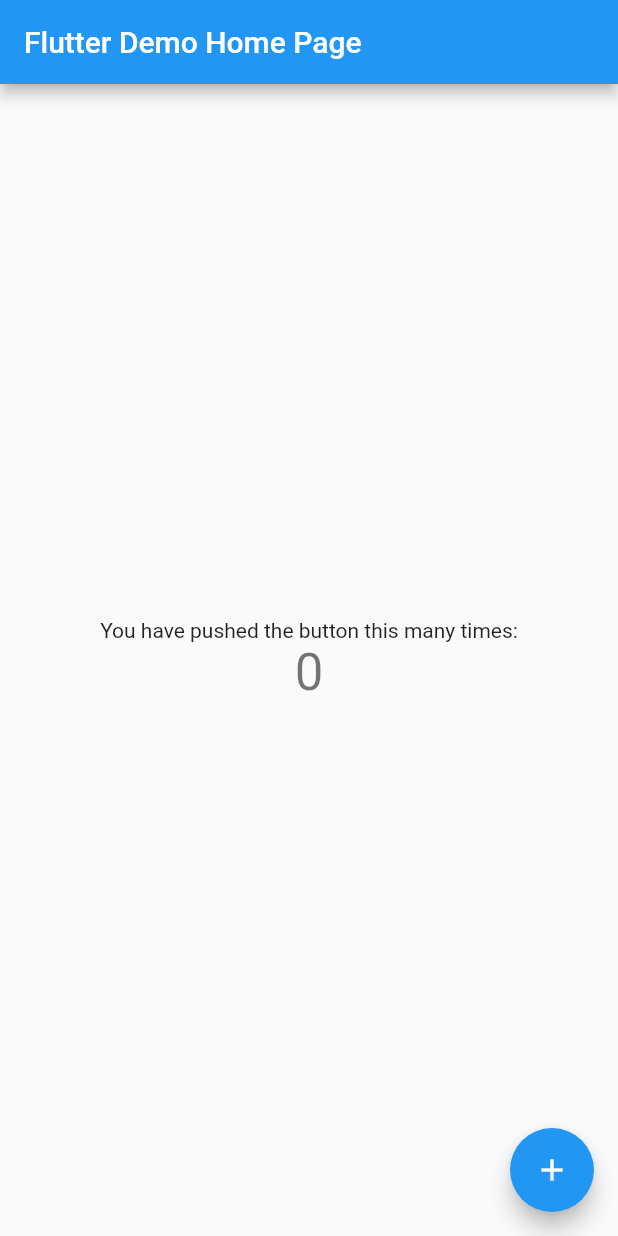
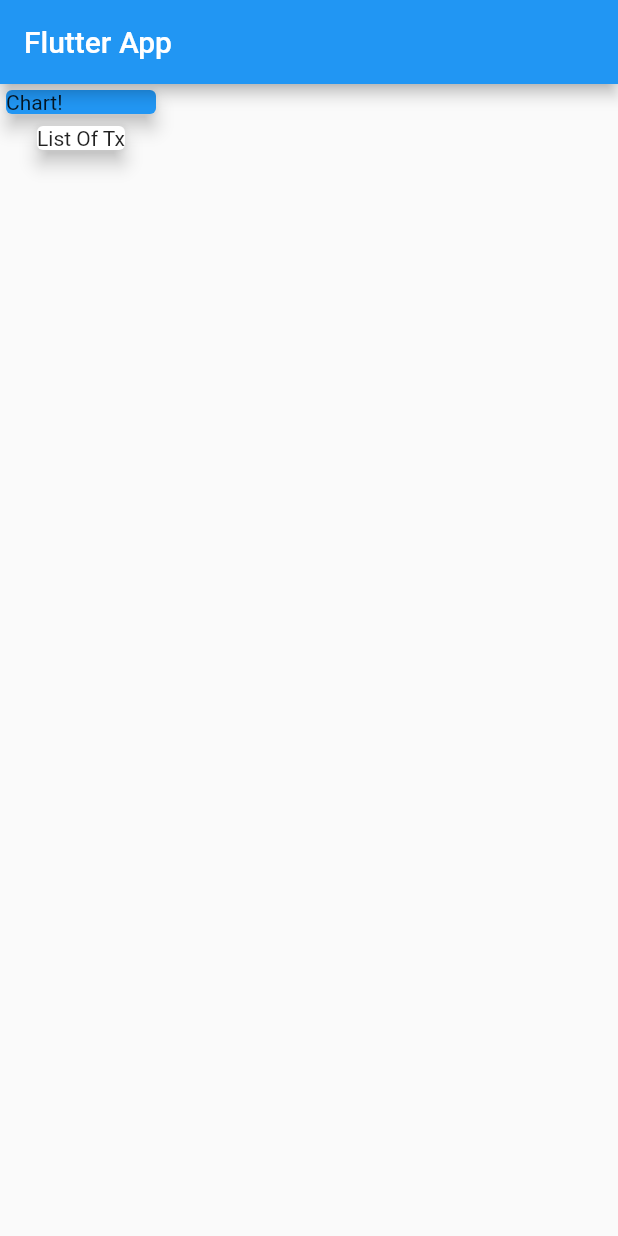
Before and after one commit to somnwal/Flutter_Example, a Flutter app: the screen it shows after launch, on a phone screen of 412 x 824 dp. Run offline on Flutter 3.47's test engine with Material 2 defaults, Android fonts, the phone set to English and light mode, and no system bars.

Commit message:
20230215
20230215

```diff
--- a/cash_plan_app/lib/main.dart
+++ b/cash_plan_app/lib/main.dart
@@ -7,109 +7,40 @@
 class MyApp extends StatelessWidget {
   const MyApp({super.key});
 
-  // This widget is the root of your application.
   @override
   Widget build(BuildContext context) {
-    return MaterialApp(
-      title: 'Flutter Demo',
-      theme: ThemeData(
-        // This is the theme of your application.
-        //
-        // Try running your application with "flutter run". You'll see the
-        // application has a blue toolbar. Then, without quitting the app, try
-        // changing the primarySwatch below to Colors.green and then invoke
-        // "hot reload" (press "r" in the console where you ran "flutter run",
-        // or simply save your changes to "hot reload" in a Flutter IDE).
-        // Notice that the counter didn't reset back to zero; the application
-        // is not restarted.
-        primarySwatch: Colors.blue,
-      ),
-      home: const MyHomePage(title: 'Flutter Demo Home Page'),
+    return const MaterialApp(
+      title: 'Flutter App',
+      home: MyHomePage(),
     );
   }
 }
 
-class MyHomePage extends StatefulWidget {
-  const MyHomePage({super.key, required this.title});
-
-  // This widget is the home page of your application. It is stateful, meaning
-  // that it has a State object (defined below) that contains fields that affect
-  // how it looks.
-
-  // This class is the configuration for the state. It holds the values (in this
-  // case the title) provided by the parent (in this case the App widget) and
-  // used by the build method of the State. Fields in a Widget subclass are
-  // always marked "final".
-
-  final String title;
-
-  @override
-  State<MyHomePage> createState() => _MyHomePageState();
-}
-
-class _MyHomePageState extends State<MyHomePage> {
-  int _counter = 0;
-
-  void _incrementCounter() {
-    setState(() {
-      // This call to setState tells the Flutter framework that something has
-      // changed in this State, which causes it to rerun the build method below
-      // so that the display can reflect the updated values. If we changed
-      // _counter without calling setState(), then the build method would not be
-      // called again, and so nothing would appear to happen.
-      _counter++;
-    });
-  }
+class MyHomePage extends StatelessWidget {
+  const MyHomePage({super.key});
 
   @override
   Widget build(BuildContext context) {
-    // This method is rerun every time setState is called, for instance as done
-    // by the _incrementCounter method above.
-    //
-    // The Flutter framework has been optimized to make rerunning build methods
-    // fast, so that you can just rebuild anything that needs updating rather
-    // than having to individually change instances of widgets.
     return Scaffold(
       appBar: AppBar(
-        // Here we take the value from the MyHomePage object that was created by
-        // the App.build method, and use it to set our appbar title.
-        title: Text(widget.title),
+        title: const Text('Flutter App'),
       ),
-      body: Center(
-        // Center is a layout widget. It takes a single child and positions it
-        // in the middle of the parent.
-        child: Column(
-          // Column is also a layout widget. It takes a list of children and
-          // arranges them vertically. By default, it sizes itself to fit its
-          // children horizontally, and tries to be as tall as its parent.
-          //
-          // Invoke "debug painting" (press "p" in the console, choose the
-          // "Toggle Debug Paint" action from the Flutter Inspector in Android
-          // Studio, or the "Toggle Debug Paint" command in Visual Studio Code)
-          // to see the wireframe for each widget.
-          //
-          // Column has various properties to control how it sizes itself and
-          // how it positions its children. Here we use mainAxisAlignment to
-          // center the children vertically; the main axis here is the vertical
-          // axis because Columns are vertical (the cross axis would be
-          // horizontal).
-          mainAxisAlignment: MainAxisAlignment.center,
-          children: <Widget>[
-            const Text(
-              'You have pushed the button this many times:',
+      body: Column(
+        children: const <Widget>[
+          Card(
+            elevation: 5,
+            color: Colors.blue,
+            child: SizedBox(
+              width: 100,
+              child: Text('Chart!'),
             ),
-            Text(
-              '$_counter',
-              style: Theme.of(context).textTheme.headline4,
-            ),
-          ],
-        ),
+          ),
+          Card(
+            elevation: 5,
+            child: Text('List Of Tx'),
+          ),
+        ],
       ),
-      floatingActionButton: FloatingActionButton(
-        onPressed: _incrementCounter,
-        tooltip: 'Increment',
-        child: const Icon(Icons.add),
-      ), // This trailing comma makes auto-formatting nicer for build methods.
     );
   }
 }
```
